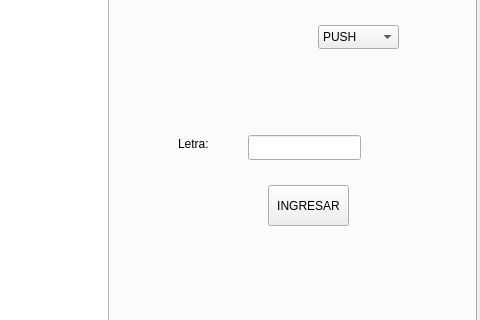
First picture: the form in TDA/cframe.ui, repository EmaGaleas/teamPilas, before the edit; both pictures show x 834 to 1314 and y 151 to 471 of the 1314 by 748 pixel window.
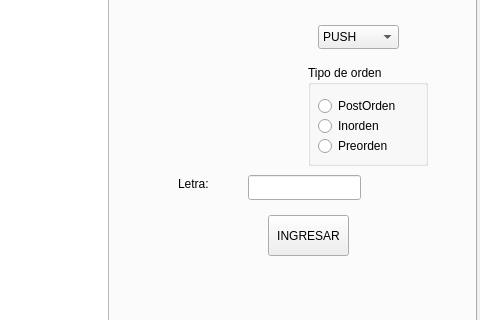
Second picture: the form after the edit.

Commit message: orden falta

```diff
--- a/TDA/cframe.ui
+++ b/TDA/cframe.ui
@@ -637,7 +637,7 @@
       <property name="geometry">
        <rect>
         <x>1080</x>
-        <y>260</y>
+        <y>300</y>
         <width>113</width>
         <height>25</height>
        </rect>
@@ -647,7 +647,7 @@
       <property name="geometry">
        <rect>
         <x>1100</x>
-        <y>310</y>
+        <y>340</y>
         <width>81</width>
         <height>41</height>
        </rect>
@@ -660,7 +660,7 @@
       <property name="geometry">
        <rect>
         <x>1010</x>
-        <y>260</y>
+        <y>300</y>
         <width>54</width>
         <height>17</height>
        </rect>
@@ -689,6 +689,58 @@
        </property>
       </item>
      </widget>
+     <widget class="QGroupBox" name="GB_orden">
+      <property name="geometry">
+       <rect>
+        <x>1140</x>
+        <y>190</y>
+        <width>120</width>
+        <height>101</height>
+       </rect>
+      </property>
+      <property name="title">
+       <string>Tipo de orden</string>
+      </property>
+      <widget class="QRadioButton" name="rb_post">
+       <property name="geometry">
+        <rect>
+         <x>10</x>
+         <y>30</y>
+         <width>97</width>
+         <height>22</height>
+        </rect>
+       </property>
+       <property name="text">
+        <string>PostOrden</string>
+       </property>
+      </widget>
+      <widget class="QRadioButton" name="rb_inorden">
+       <property name="geometry">
+        <rect>
+         <x>10</x>
+         <y>50</y>
+         <width>97</width>
+         <height>22</height>
+        </rect>
+       </property>
+       <property name="text">
+        <string>Inorden</string>
+       </property>
+      </widget>
+      <widget class="QRadioButton" name="rb_preorden">
+       <property name="geometry">
+        <rect>
+         <x>10</x>
+         <y>70</y>
+         <width>97</width>
+         <height>22</height>
+        </rect>
+       </property>
+       <property name="text">
+        <string>Preorden</string>
+       </property>
+      </widget>
+     </widget>
     </widget>
    </widget>
   </widget>
```
The commit also changes 5 other files.
